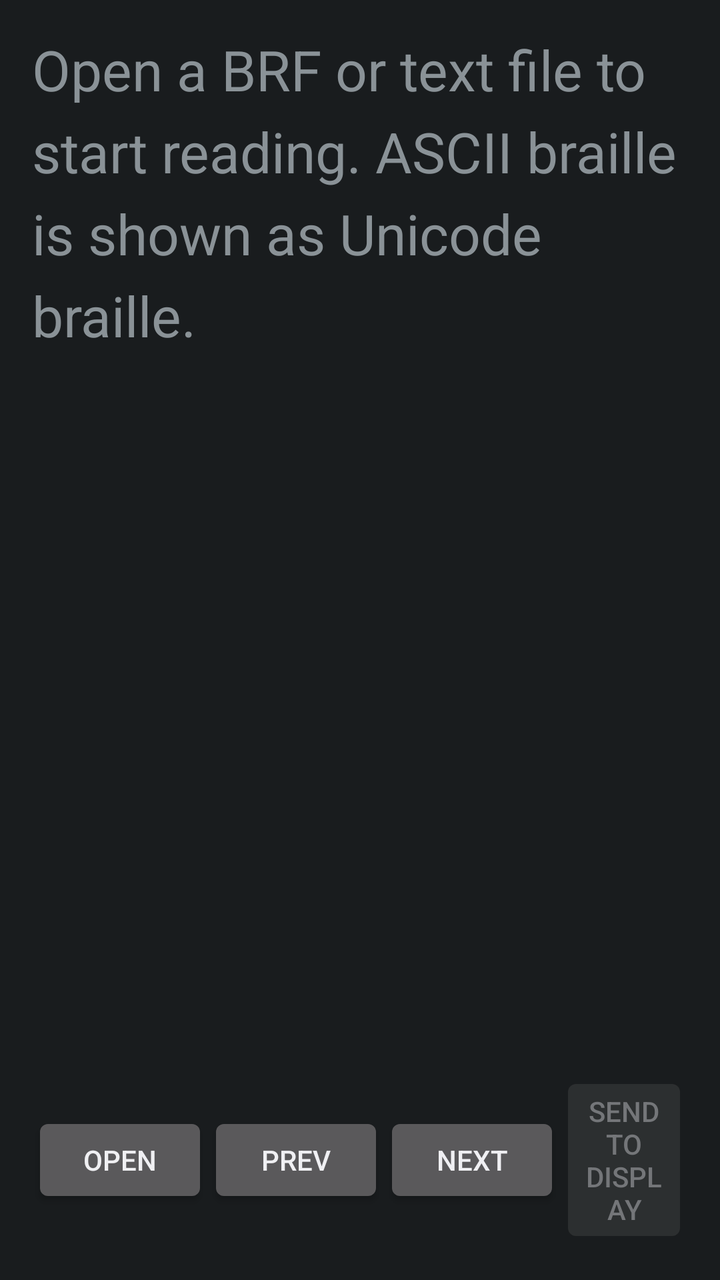
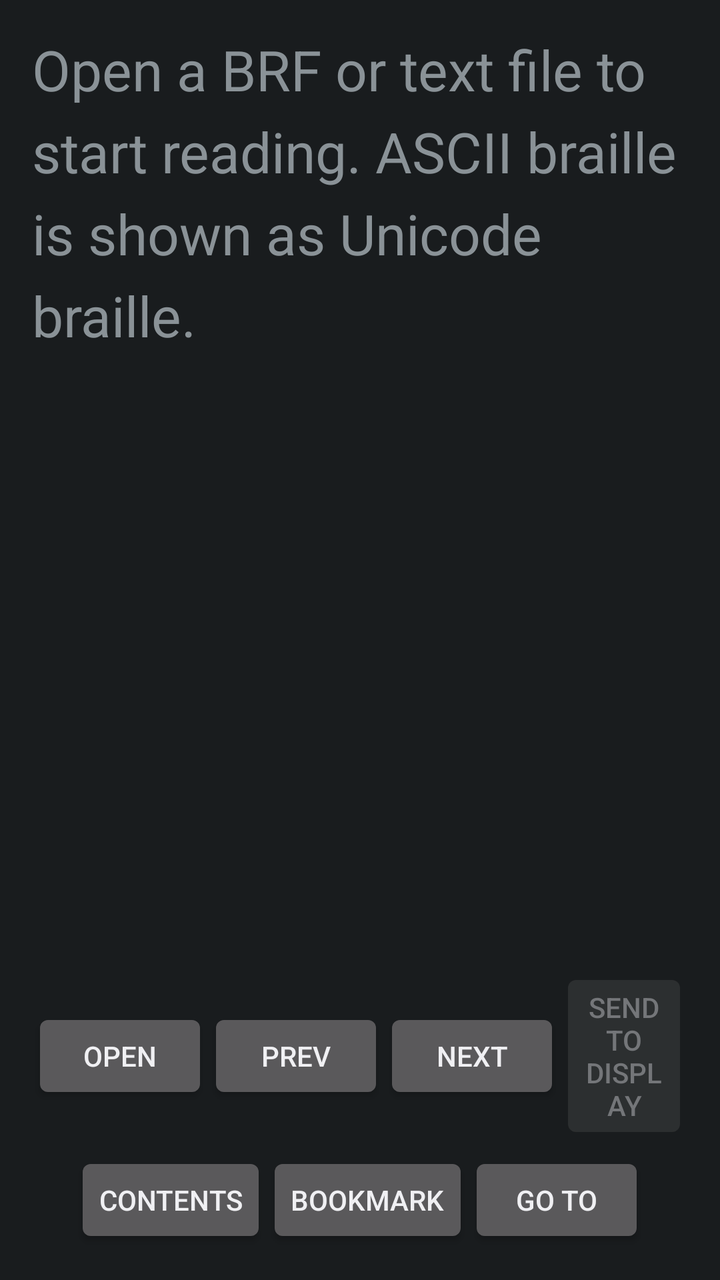

Screens rendered from an Android XML layout before and after an edit, with the pre-edit source and the edit as a unified diff.
<!-- AndroidManifest.xml: application theme BraillebackTheme -->
<!-- res/layout/braille_reader.xml -->
<?xml version="1.0" encoding="utf-8"?>
<LinearLayout xmlns:android="http://schemas.android.com/apk/res/android"
    android:layout_width="match_parent"
    android:layout_height="match_parent"
    android:orientation="vertical"
    android:padding="16dp">

    <ScrollView
        android:layout_width="match_parent"
        android:layout_height="0dp"
        android:layout_weight="1">

        <TextView
            android:id="@+id/reader_text"
            android:layout_width="match_parent"
            android:layout_height="wrap_content"
            android:textSize="28sp"
            android:lineSpacingExtra="8dp"
            android:textIsSelectable="true"
            android:text="@string/braille_reader_hint" />
    </ScrollView>

    <TextView
        android:id="@+id/reader_page_info"
        android:layout_width="match_parent"
        android:layout_height="wrap_content"
        android:gravity="center"
        android:textSize="16sp"
        android:paddingTop="4dp"
        android:paddingBottom="4dp" />

    <LinearLayout
        android:layout_width="match_parent"
        android:layout_height="wrap_content"
        android:orientation="horizontal"
        android:gravity="center"
        android:layout_marginTop="8dp">

        <Button
            android:id="@+id/btn_open"
            android:layout_width="wrap_content"
            android:layout_height="wrap_content"
            android:text="@string/braille_reader_open" />

        <Button
            android:id="@+id/btn_prev"
            android:layout_width="wrap_content"
            android:layout_height="wrap_content"
            android:text="@string/braille_reader_prev" />

        <Button
            android:id="@+id/btn_next"
            android:layout_width="wrap_content"
            android:layout_height="wrap_content"
            android:text="@string/braille_reader_next" />

        <Button
            android:id="@+id/btn_send"
            android:layout_width="wrap_content"
            android:layout_height="wrap_content"
            android:text="@string/braille_reader_send"
            android:enabled="false" />
    </LinearLayout>
</LinearLayout>
<!-- resources referenced by this layout -->
<resources>
  <string name="braille_reader_hint">Open a BRF or text file to start reading. ASCII braille is shown as Unicode braille.</string>
  <string name="braille_reader_next">Next</string>
  <string name="braille_reader_open">Open</string>
  <string name="braille_reader_prev">Prev</string>
  <string name="braille_reader_send">Send to display</string>
  <style name="BraillebackTheme" parent="@android:style/Theme.DeviceDefault" />
</resources>

<!-- the commit's change to res/layout/braille_reader.xml (unified diff, before → after) -->
@@ -61,4 +61,30 @@
             android:text="@string/braille_reader_send"
             android:enabled="false" />
     </LinearLayout>
+
+    <LinearLayout
+        android:layout_width="match_parent"
+        android:layout_height="wrap_content"
+        android:orientation="horizontal"
+        android:gravity="center"
+        android:layout_marginTop="4dp">
+
+        <Button
+            android:id="@+id/btn_toc"
+            android:layout_width="wrap_content"
+            android:layout_height="wrap_content"
+            android:text="@string/braille_reader_toc" />
+
+        <Button
+            android:id="@+id/btn_bookmark"
+            android:layout_width="wrap_content"
+            android:layout_height="wrap_content"
+            android:text="@string/braille_reader_bookmark" />
+
+        <Button
+            android:id="@+id/btn_goto"
+            android:layout_width="wrap_content"
+            android:layout_height="wrap_content"
+            android:text="@string/braille_reader_goto" />
+    </LinearLayout>
 </LinearLayout>
<!-- resource entries referenced after the edit -->
@@ -1,10 +1,13 @@
 <!-- resources referenced by this layout -->
 <resources>
+  <string name="braille_reader_bookmark">Bookmark</string>
+  <string name="braille_reader_goto">Go to</string>
   <string name="braille_reader_hint">Open a BRF or text file to start reading. ASCII braille is shown as Unicode braille.</string>
   <string name="braille_reader_next">Next</string>
   <string name="braille_reader_open">Open</string>
   <string name="braille_reader_prev">Prev</string>
   <string name="braille_reader_send">Send to display</string>
+  <string name="braille_reader_toc">Contents</string>
   <style name="BraillebackTheme" parent="@android:style/Theme.DeviceDefault" />
 </resources>
 
